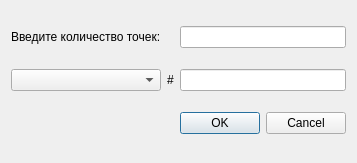
Qt form Actions/AddGraphs/addgraphdialog.ui (GirvitAlexander/Graph) before a commit.
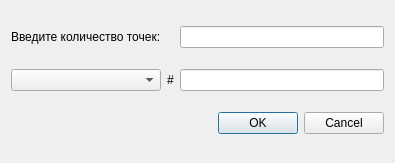
The same form after that commit.

Diff of the .ui file:
```diff
--- a/Actions/AddGraphs/addgraphdialog.ui
+++ b/Actions/AddGraphs/addgraphdialog.ui
@@ -6,7 +6,7 @@
    <rect>
     <x>0</x>
     <y>0</y>
-    <width>301</width>
+    <width>395</width>
     <height>163</height>
    </rect>
   </property>
```
Left out of the diff: 5 changed lines with no effect on the pictures.
